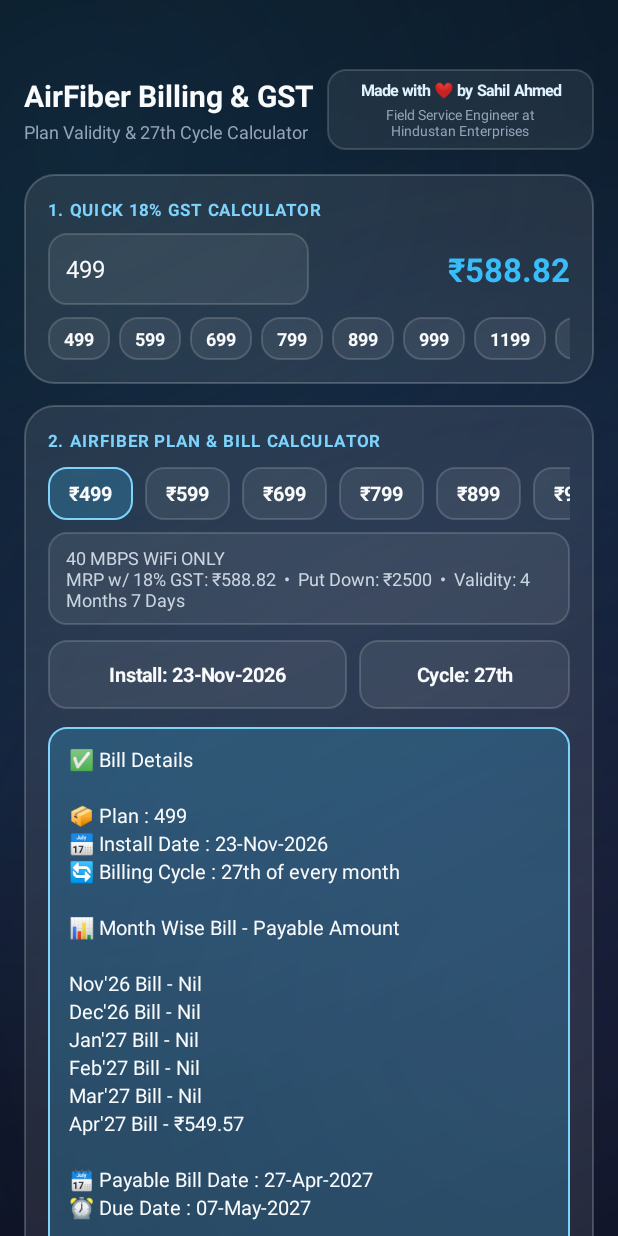
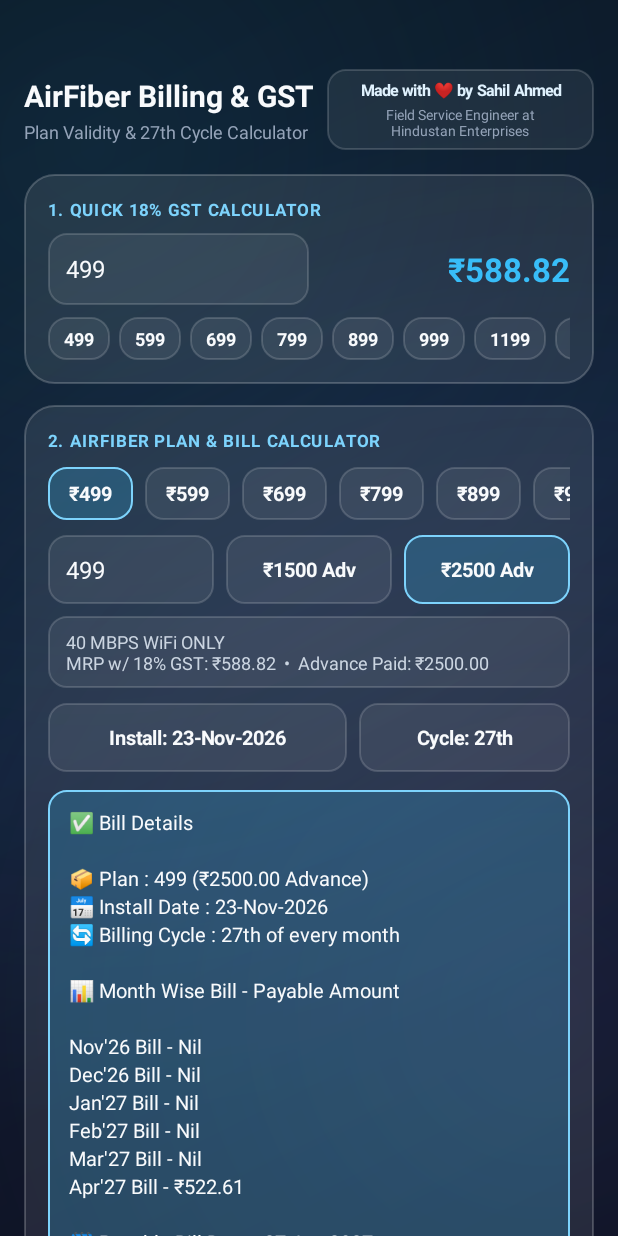
Before and after one commit to flashholicguy/AirFiberCalc, an Android app: the screen it shows after launch (MainActivity), on a phone screen of 412 x 824 dp. Run offline under Robolectric (Android 15) with nearby library versions, the phone set to English and light mode, and no system bars; 1 statement that could not run was skipped.

Commit message:
v1.6: Restore 1500/2500 advance recharge engine with Glass date & cycle pickers

```diff
--- a/app/build.gradle.kts
+++ b/app/build.gradle.kts
@@ -11,8 +11,8 @@ android {
         applicationId = "com.sahil.airfiber"
         minSdk = 26
         targetSdk = 35
-        versionCode = 6
-        versionName = "1.5"
+        versionCode = 7
+        versionName = "1.6"
     }
 
     signingConfigs {
--- a/app/src/main/java/com/sahil/airfiber/MainActivity.kt
+++ b/app/src/main/java/com/sahil/airfiber/MainActivity.kt
@@ -44,12 +44,16 @@ class MainActivity : AppCompatActivity() {
     )
 
     private var selectedPlan: AirFiberPlan = plans.first()
+    private var selectedAdvance: Double = 2500.0
     private var selectedDate: LocalDate = LocalDate.now()
     private var selectedCycleDay: Int = 27
     private var lastWhatsAppReport: String = ""
 
     private lateinit var etGstBase: EditText
     private lateinit var tvGstResult: TextView
+    private lateinit var etPlanBase: EditText
+    private lateinit var btnAdv1500: TextView
+    private lateinit var btnAdv2500: TextView
     private lateinit var planChips: MutableMap<Int, TextView>
     private lateinit var tvPlanMeta: TextView
     private lateinit var tvDateBtn: TextView
@@ -118,11 +122,29 @@ class MainActivity : AppCompatActivity() {
                 val chip = createPill("₹${p.code}", p.code == selectedPlan.code).apply {
                     setPadding(dp(14), dp(9), dp(14), dp(9)); textSize = 13f
                     layoutParams = LinearLayout.LayoutParams(LinearLayout.LayoutParams.WRAP_CONTENT, LinearLayout.LayoutParams.WRAP_CONTENT).apply { if (idx > 0) marginStart = dp(8) }
-                    setOnClickListener { selectedPlan = p; etGstBase.setText(p.code.toString()); updatePlanChipsUI(); recalculateLedger() }
+                    setOnClickListener { selectedPlan = p; etPlanBase.setText(p.code.toString()); etGstBase.setText(p.code.toString()); selectedAdvance = if (p.code == 3999) 14000.0 else if (selectedAdvance == 14000.0) 2500.0 else selectedAdvance; updateAdvanceToggleUI(); updatePlanChipsUI(); recalculateLedger() }
                 }
                 planChips[p.code] = chip; planRow.addView(chip)
             }
             planScroll.addView(planRow); addView(planScroll)
+            val advRow = LinearLayout(this@MainActivity).apply {
+                orientation = LinearLayout.HORIZONTAL; gravity = Gravity.CENTER_VERTICAL; setPadding(0, dp(2), 0, dp(8))
+            }
+            etPlanBase = createGlassInput("Plan (499)").apply {
+                setText("499")
+                layoutParams = LinearLayout.LayoutParams(0, dp(46), 1f)
+            }
+            btnAdv1500 = createPill("₹1500 Adv", false).apply {
+                layoutParams = LinearLayout.LayoutParams(0, dp(46), 1f).apply { marginStart = dp(8) }
+                setOnClickListener { selectedAdvance = 1500.0; updateAdvanceToggleUI(); recalculateLedger() }
+            }
+            btnAdv2500 = createPill("₹2500 Adv", true).apply {
+                layoutParams = LinearLayout.LayoutParams(0, dp(46), 1f).apply { marginStart = dp(8) }
+                setOnClickListener { selectedAdvance = 2500.0; updateAdvanceToggleUI(); recalculateLedger() }
+            }
+            advRow.addView(etPlanBase); advRow.addView(btnAdv1500); advRow.addView(btnAdv2500)
+            addView(advRow)
+
             tvPlanMeta = TextView(this@MainActivity).apply {
                 setBackgroundResource(R.drawable.glass_pill); setPadding(dp(12), dp(9), dp(12), dp(9)); textSize = 12f; setTextColor(Color.parseColor("#CBD5E1"))
                 layoutParams = LinearLayout.LayoutParams(LinearLayout.LayoutParams.MATCH_PARENT, LinearLayout.LayoutParams.WRAP_CONTENT).apply { bottomMargin = dp(8) }
@@ -156,7 +178,7 @@ class MainActivity : AppCompatActivity() {
             addView(TextView(this@MainActivity).apply { text = "Feedback appreciated — reach out or check source updates:"; textSize = 12f; setTextColor(Color.parseColor("#94A3B8")); setPadding(0, dp(6), 0, dp(10)) })
             addView(createIconLinkRow(R.drawable.ic_email, "sahilahmed698@gmail.com") { runCatching { startActivity(Intent(Intent.ACTION_SENDTO, Uri.parse("mailto:sahilahmed698@gmail.com")).apply { putExtra(Intent.EXTRA_SUBJECT, "AirFiber Calc Feedback") }) } })
             addView(createIconLinkRow(R.drawable.ic_github, "github.com/sahilhv") { runCatching { startActivity(Intent(Intent.ACTION_VIEW, Uri.parse("https://github.com/flashholicguy"))) } }.apply { (layoutParams as LinearLayout.LayoutParams).topMargin = dp(8) })
-            addView(createPill("Check Updates & Releases (v1.5)", true).apply {
+            addView(createPill("Check Updates & Releases (v1.6)", true).apply {
                 layoutParams = LinearLayout.LayoutParams(LinearLayout.LayoutParams.MATCH_PARENT, dp(44)).apply { topMargin = dp(10) }
                 setOnClickListener { runCatching { startActivity(Intent(Intent.ACTION_VIEW, Uri.parse("https://github.com/flashholicguy/AirFiberCalc/releases"))) } }
             })
@@ -166,6 +188,7 @@ class MainActivity : AppCompatActivity() {
         setContentView(rootScroll)
 
         etGstBase.addTextChangedListener(simpleWatcher { updateGst() })
+        etPlanBase.addTextChangedListener(simpleWatcher { recalculateLedger() })
         updateGst()
         recalculateLedger()
     }
@@ -529,32 +552,76 @@ class MainActivity : AppCompatActivity() {
         dialog.show()
     }
 
+    private fun updateAdvanceToggleUI() {
+        btnAdv1500.setBackgroundResource(if (selectedAdvance == 1500.0) R.drawable.glass_pill_active else R.drawable.glass_pill)
+        btnAdv2500.setBackgroundResource(if (selectedAdvance == 2500.0) R.drawable.glass_pill_active else R.drawable.glass_pill)
+    }
+
     private fun recalculateLedger() {
-        val p = selectedPlan
-        tvPlanMeta.text = "${p.offering}\nMRP w/ 18% GST: ₹${formatMoney(p.mrpWithGst)}  •  Put Down: ₹${p.putDownPrice}  •  Validity: ${p.validityText()}"
-        val validityEndDate = selectedDate.plusMonths(p.validMonths.toLong()).plusDays(p.validDays.toLong())
-        var cycleDate = if (selectedDate.dayOfMonth <= selectedCycleDay) selectedDate.withDayOfMonth(selectedCycleDay) else selectedDate.plusMonths(1).withDayOfMonth(selectedCycleDay)
-        val monthLines = mutableListOf<String>()
-        while (!cycleDate.isAfter(validityEndDate)) {
-            monthLines.add("${cycleDate.format(shortMonthFmt)} Bill - Nil")
-            cycleDate = cycleDate.plusMonths(1)
+        val basePlan = etPlanBase.text.toString().toDoubleOrNull() ?: 499.0
+        val matchedPlan = plans.find { it.code == basePlan.toInt() }
+        val monthlyWithGst = round2(basePlan * 1.18)
+        tvPlanMeta.text = if (matchedPlan != null) {
+            "${matchedPlan.offering}\nMRP w/ 18% GST: ₹${formatMoney(monthlyWithGst)}  •  Advance Paid: ₹${formatMoney(selectedAdvance)}"
+        } else {
+            "Custom Plan ₹${basePlan.toInt()}  •  MRP w/ 18% GST: ₹${formatMoney(monthlyWithGst)}  •  Advance Paid: ₹${formatMoney(selectedAdvance)}"
         }
-        val payableBillDate = cycleDate
-        val dueDate = payableBillDate.plusDays(10)
-        val remainingDays = ChronoUnit.DAYS.between(validityEndDate, payableBillDate).toInt().coerceIn(1, 30)
-        val remainingAmount = round2((p.mrpWithGst / 30.0) * remainingDays)
-        val afterDiscount = round2((remainingAmount - 100.0).coerceAtLeast(0.0))
-        monthLines.add("${payableBillDate.format(shortMonthFmt)} Bill - ₹${formatMoney(remainingAmount)}")
-        val monthWiseBlock = monthLines.joinToString("\n")
+
+        var remainingAdvance = selectedAdvance
+        var currentBillDate = if (selectedDate.dayOfMonth <= selectedCycleDay) {
+            selectedDate.withDayOfMonth(selectedCycleDay)
+        } else {
+            selectedDate.plusMonths(1).withDayOfMonth(selectedCycleDay)
+        }
+
+        val firstCycleDays = ChronoUnit.DAYS.between(selectedDate, currentBillDate).toInt().coerceAtLeast(1)
+
+        data class BillRow(
+            val monthTag: String,
+            val billDate: LocalDate,
+            val dueDate: LocalDate,
+            val billAmount: Double,
+            val advanceAfter: Double,
+            val payable: Double
+        )
+
+        val rows = mutableListOf<BillRow>()
+        var isFirst = true
+
+        while (true) {
+            val rawBill = if (isFirst) round2((monthlyWithGst / 30.0) * firstCycleDays) else monthlyWithGst
+            isFirst = false
+            val dueDate = currentBillDate.plusDays(10)
+            val payable: Double
+            if (remainingAdvance >= rawBill) {
+                remainingAdvance = round2(remainingAdvance - rawBill)
+                payable = 0.0
+            } else {
+                payable = round2(rawBill - remainingAdvance)
+                remainingAdvance = 0.0
+            }
+
+            rows.add(BillRow(currentBillDate.format(shortMonthFmt), currentBillDate, dueDate, rawBill, remainingAdvance, payable))
+            if (payable > 0.0 || rows.size > 18) break
+            currentBillDate = currentBillDate.plusMonths(1)
+        }
+
+        val finalRow = rows.last()
+        val afterDiscount = round2((finalRow.payable - 100.0).coerceAtLeast(0.0))
+
+        val monthWiseBlock = rows.joinToString("\n") { r ->
+            if (r.payable == 0.0) "${r.monthTag} Bill - Nil"
+            else "${r.monthTag} Bill - ₹${formatMoney(r.payable)}"
+        }
 
         val exactOutput = "✅ Bill Details\n\n" +
-            "📦 Plan : ${p.code}\n" +
+            "📦 Plan : ${basePlan.toInt()} (₹${formatMoney(selectedAdvance)} Advance)\n" +
             "📅 Install Date : ${selectedDate.format(fullDateFmt)}\n" +
             "🔄 Billing Cycle : ${selectedCycleDay}${daySuffix(selectedCycleDay)} of every month\n\n" +
             "📊 Month Wise Bill - Payable Amount\n\n" +
             "$monthWiseBlock\n\n" +
-            "🗓️ Payable Bill Date : ${payableBillDate.format(fullDateFmt)}\n" +
-            "⏰ Due Date : ${dueDate.format(fullDateFmt)}\n\n" +
+            "🗓️ Payable Bill Date : ${finalRow.billDate.format(fullDateFmt)}\n" +
+            "⏰ Due Date : ${finalRow.dueDate.format(fullDateFmt)}\n\n" +
             "🎁 Get ₹100 Discount for the next 10 month\n" +
             "Pay your bill through Airtel Thanks App\n\n" +
             "💵 Payable Amount After Discount : ₹${formatMoney(afterDiscount)} (With GST)\n\n" +
@@ -562,20 +629,23 @@ class MainActivity : AppCompatActivity() {
 
         lastWhatsAppReport = exactOutput
         tvSummaryOutput.text = exactOutput
+
         ledgerContainer.removeAllViews()
-        listOf(
-            "Plan Offering: ${p.offering}",
-            "Put Down Paid at Install: ₹${p.putDownPrice} (Covers ${p.validityText()})",
-            "Validity Ends On: ${validityEndDate.format(fullDateFmt)}",
-            "Unbilled Days Before ${payableBillDate.format(fullDateFmt)}: $remainingDays days",
-            "Prorated Bill: (₹${formatMoney(p.mrpWithGst)} ÷ 30) × $remainingDays = ₹${formatMoney(remainingAmount)}",
-            "After ₹100 Airtel Thanks Discount: ₹${formatMoney(afterDiscount)}"
-        ).forEachIndexed { idx, line ->
-            ledgerContainer.addView(TextView(this).apply {
-                setBackgroundResource(if (idx == 5) R.drawable.glass_pill_active else R.drawable.glass_pill)
-                setPadding(dp(12), dp(9), dp(12), dp(9)); textSize = 12.5f; setTextColor(Color.parseColor("#E2E8F0")); text = line
-                layoutParams = LinearLayout.LayoutParams(LinearLayout.LayoutParams.MATCH_PARENT, LinearLayout.LayoutParams.WRAP_CONTENT).apply { if (idx > 0) topMargin = dp(6) }
-            })
+        rows.forEachIndexed { idx, r ->
+            val advLine = if (r.advanceAfter > 0.0) "Advance Remaining : ₹-${formatMoney(r.advanceAfter)}" else "Advance Remaining : ₹0.00"
+            val itemCard = TextView(this).apply {
+                setBackgroundResource(if (r.payable > 0) R.drawable.glass_pill_active else R.drawable.glass_pill)
+                setPadding(dp(12), dp(10), dp(12), dp(10))
+                textSize = 13f
+                setTextColor(Color.parseColor("#E2E8F0"))
+                text = "📅 ${r.monthTag}   |   Bill: ₹${formatMoney(r.billAmount)}   |   Payable: ₹${formatMoney(r.payable)}\n" +
+                       "Bill Date: ${r.billDate.format(fullDateFmt)}   •   Due: ${r.dueDate.format(fullDateFmt)}\n" +
+                       (if (idx == 0) "Advance Paid: ₹${formatMoney(selectedAdvance)}   •   $advLine" else advLine)
+                layoutParams = LinearLayout.LayoutParams(LinearLayout.LayoutParams.MATCH_PARENT, LinearLayout.LayoutParams.WRAP_CONTENT).apply {
+                    if (idx > 0) topMargin = dp(8)
+                }
+            }
+            ledgerContainer.addView(itemCard)
         }
     }
 
```
